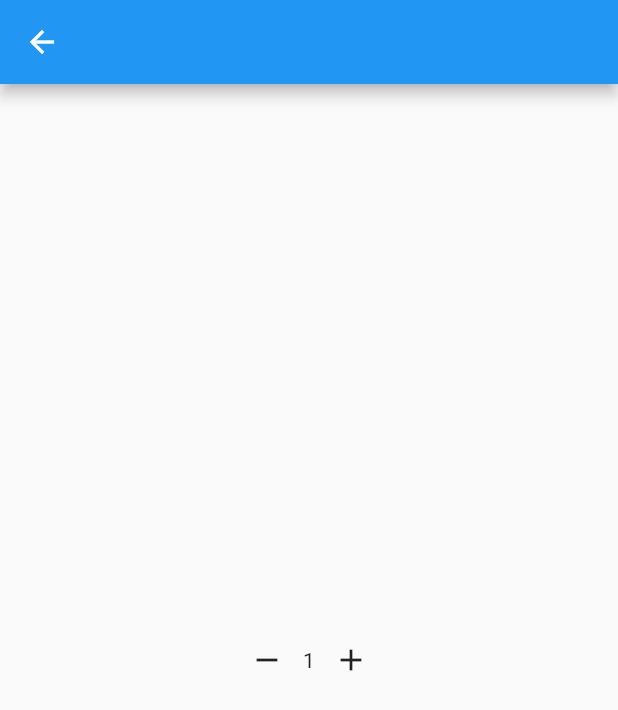
After one commit to Nirajan1/Ecommerce, a Flutter app: the CounterView screen opened directly, after a tap on the "remove" icon, after a tap on the "add" icon, on a phone screen of 412 x 824 dp. The commit adds this screen. Shown: the top 710 px of the screen. Run offline on Flutter 3.47's test engine with Material 2 defaults, Android fonts, the phone set to English and light mode, and no system bars; our stand-ins replace get, lottie.

Commit message:
simple_counter added

```diff
--- /dev/null
+++ b/lib/bindiging/controller_binding.dart
@@ -0,0 +1,9 @@
+import 'package:ecommerce/controller/counter_controller.dart';
+import 'package:get/get.dart';
+
+class MyBinding extends Bindings {
+  @override
+  void dependencies() {
+    Get.put(Myfuntion());
+  }
+}
--- /dev/null
+++ b/lib/controller/counter_controller.dart
@@ -0,0 +1,20 @@
+import 'package:get/get.dart';
+
+class Myfuntion extends GetxController {
+  RxInt qty = 1.obs;
+  void decrement() {
+    qty--;
+    if (qty > 10) {
+      Get.snackbar("message", "You cannot go any further.");
+      qty = 10.obs;
+    }
+  }
+
+  void increment() {
+    qty++;
+    if (qty < 1) {
+      Get.snackbar("Error", "You cannot go bellow 1.");
+      qty = 1.obs;
+    }
+  }
+}
--- a/lib/main.dart
+++ b/lib/main.dart
@@ -1,3 +1,4 @@
+import 'package:ecommerce/bindiging/controller_binding.dart';
 import 'package:ecommerce/view/splash.dart';
 import 'package:flutter/material.dart';
 import 'package:get/get.dart';
@@ -18,6 +19,7 @@ class MyApp extends StatelessWidget {
       theme: ThemeData(
         primarySwatch: Colors.blue,
       ),
+      initialBinding: MyBinding(),
       home: const SplashView(),
     );
   }
--- /dev/null
+++ b/lib/view/simplecounter.dart
@@ -0,0 +1,41 @@
+import 'package:ecommerce/controller/counter_controller.dart';
+import 'package:flutter/material.dart';
+import 'package:get/get.dart';
+
+class CounterView extends StatelessWidget {
+  const CounterView({super.key});
+
+  @override
+  Widget build(BuildContext context) {
+    var mf = Get.find<Myfuntion>();
+    return SafeArea(
+      child: Scaffold(
+        appBar: AppBar(),
+        body: Obx(
+          () {
+            return Center(
+              child: Row(
+                mainAxisAlignment: MainAxisAlignment.center,
+                children: [
+                  IconButton(
+                    onPressed: () {
+                      mf.decrement();
+                    },
+                    icon: const Icon(Icons.remove),
+                  ),
+                  Text("${mf.qty}"),
+                  IconButton(
+                    onPressed: () {
+                      mf.increment();
+                    },
+                    icon: const Icon(Icons.add),
+                  ),
+                ],
+              ),
+            );
+          },
+        ),
+      ),
+    );
+  }
+}
```
